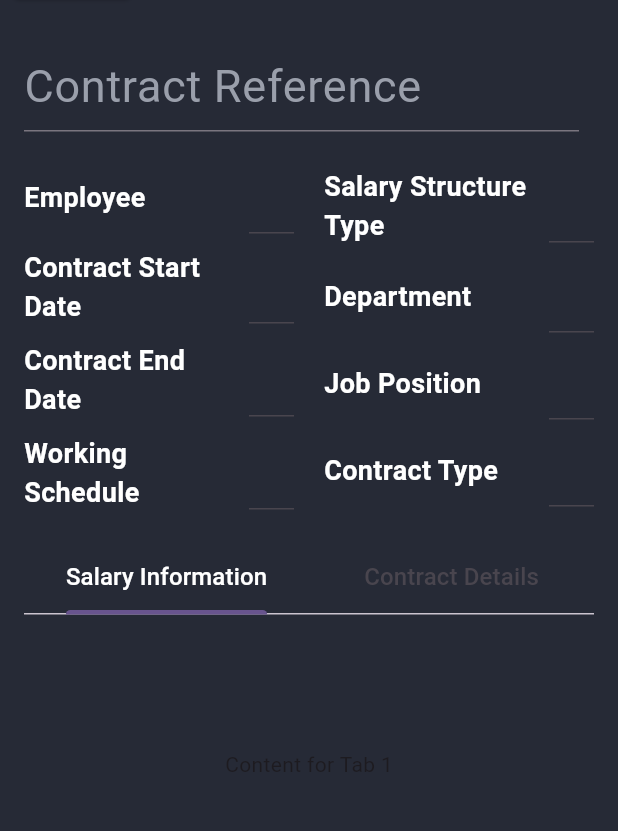
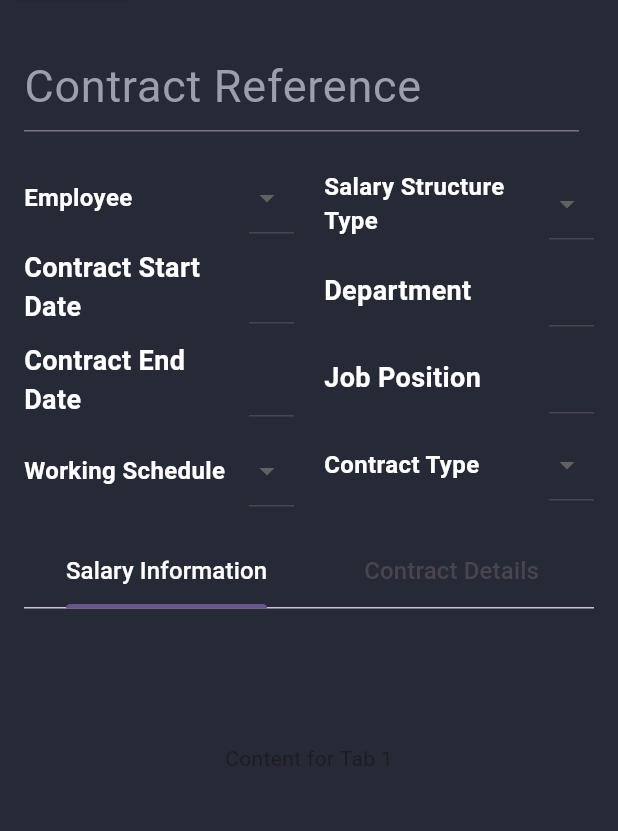
Before and after one commit to TrungTinns/HRM_Application, a Flutter app: the ContractDetail screen opened directly with empty values, on a phone screen of 412 x 824 dp, the part 143-974 px from its top. Run offline on Flutter 3.47's test engine with Material 3 defaults, Android fonts, the light colour scheme and no system bars; our stand-ins replace google_fonts, table_calendar; missing offline and left inert: org_chart, pluto_grid; Roboto replaces fonts that are missing (Philosopher).

Commit message:
update edit function

```diff
--- a/frontend/hrm_application/lib/views/employee_inf_manage/contract/contracts_inf.dart
+++ b/frontend/hrm_application/lib/views/employee_inf_manage/contract/contracts_inf.dart
@@ -66,7 +66,7 @@ void updateContract(int index, Map<String, dynamic> updatedContract) {
 
 List<ContractData> contracts = [
   ContractData(
-    employeeName: 'John Doe',
+    employeeName: 'Son Tung MTP',
     reference: 'REF123',
     department: 'Administration',
     position: 'Director',
@@ -78,7 +78,7 @@ List<ContractData> contracts = [
     status: 'Running',
   ),
   ContractData(
-    employeeName: 'Alice Johnson',
+    employeeName: 'Jack J97',
     reference: 'REF124',
     department: 'Research & Development',
     position: 'Project Manager',
@@ -90,10 +90,10 @@ List<ContractData> contracts = [
     status: 'Expired',
   ),
   ContractData(
-    employeeName: 'Trung Tin',
+    employeeName: 'Chi Pu',
     reference: 'REF003',
-    department: 'Research & Development',
-    position: 'Dev',
+    department: 'Sales',
+    position: 'Content Creator',
     startDate: DateTime(2021-06-15),
     endDate: DateTime(2021-06-15),
     salaryStructure: 'Employee',
--- a/frontend/hrm_application/lib/views/employee_inf_manage/contract/detail/contract_detail.dart
+++ b/frontend/hrm_application/lib/views/employee_inf_manage/contract/detail/contract_detail.dart
@@ -22,6 +22,7 @@ class ContractDetail extends StatefulWidget {
   final String schedule;
   final String status;
   final VoidCallback onDelete;
+  final ValueChanged<ContractData> onUpdate;
 
   ContractDetail({
     required this.employeeName,
@@ -35,6 +36,7 @@ class ContractDetail extends StatefulWidget {
     required this.schedule,
     required this.status,
     required this.onDelete,
+    required this.onUpdate,
   });
 
   @override
@@ -55,6 +57,7 @@ class _ContractDetailState extends State<ContractDetail> with SingleTickerProvid
   String pageName = 'Contracts';
   bool showContractForm = false;
   String? activeDropdown;
+  bool isChanged = false;
 
   final List<String> schedules = ['Standard 40 hours/week', 'Part-time 25 hours/week'];
   final List<String> salaryStructures = ['Employee', 'Worker'];
@@ -113,7 +116,6 @@ class _ContractDetailState extends State<ContractDetail> with SingleTickerProvid
     salaryStructureController = TextEditingController(text: widget.salaryStructure);
     contractTypeController = TextEditingController(text: widget.contractType);
     statusController = TextEditingController(text: widget.status);
-
     tabController = TabController(length: 2, vsync: this);
   }
 
@@ -139,12 +141,29 @@ class _ContractDetailState extends State<ContractDetail> with SingleTickerProvid
       positionController.text = employee.role;
     });
   }
+
   void deleteContract(String reference){
     setState(() {
       contracts.removeWhere((contract) => contract.reference == reference );
     });
   }
 
+  void saveChanges() {
+    final updatedContract= ContractData(
+      employeeName: employeeNameController.text,
+      reference: referenceController.text,
+      department: departmentController.text,
+      position: positionController.text,
+      startDate: DateTime.parse(startDateController.text),
+      endDate: DateTime.parse(endDateController.text),
+      schedule: scheduleController.text,
+      salaryStructure: salaryStructureController.text,
+      contractType: contractTypeController.text,
+      status: statusController.text,
+    );
+    widget.onUpdate(updatedContract);
+    Navigator.pop(context);
+  }
 
   Widget buildTextFieldRow(String label, TextEditingController controller) {
     return Row(
@@ -159,8 +178,52 @@ class _ContractDetailState extends State<ContractDetail> with SingleTickerProvid
         Expanded(
           child: TextField(
             controller: controller,
-            readOnly: true,
+            onChanged: (value) {
+              setState(() {
+                isChanged = true;
+              });
+            },
             style: const TextStyle(color: textColor),
+            decoration: const InputDecoration(
+              filled: true,
+              fillColor: snackBarColor,
+            ),
+          ),
+        ),
+      ],
+    );
+  }
+
+    Widget buildDropdownRow(String label, List<dynamic> items, TextEditingController controller) {
+    return Row(
+      children: [
+        SizedBox(
+          width: 150,
+          child: Text(
+            label,
+            style: const TextStyle(color: textColor, fontWeight: FontWeight.bold, fontSize: 16),
+          ),
+        ),
+        Expanded(
+          child: DropdownButtonFormField<dynamic>(
+            dropdownColor: dropdownColor,
+            value: controller.text,
+            items: items.map((item) {
+              return DropdownMenuItem<dynamic>(
+                value: item,
+                child: Text(item is EmployeeInf ? item.name : item.toString(), style: const TextStyle(color: textColor),),
+              );
+            }).toList(),
+            onChanged: (selectedItem) {
+              setState(() {
+                if (selectedItem is EmployeeInf) {
+                  _updateEmployeeInfo(selectedItem);
+                } else {
+                  controller.text = selectedItem.toString();
+                }
+                isChanged = true;
+              });
+            },
             decoration: const InputDecoration(
               filled: true,
               fillColor: snackBarColor,
@@ -239,16 +302,23 @@ class _ContractDetailState extends State<ContractDetail> with SingleTickerProvid
                       padding: const EdgeInsets.all(8.0),
                       child: ElevatedButton(
                         onPressed: () {
+                          if (isChanged) {
+                            saveChanges();
+                          } else {
                             toggleContractForm();
+                          }
                         },
                         style: ElevatedButton.styleFrom(
                           foregroundColor: textColor,
-                    backgroundColor: primaryColor,
+                          backgroundColor: primaryColor ,
                           shape: RoundedRectangleBorder(
                             borderRadius: BorderRadius.circular(5),
                           ),
                         ),
-                  child: const Text('New', style: TextStyle(color: Colors.white, fontSize: 16)),
+                        child: Text(
+                          isChanged ? 'Save' : 'New',
+                          style: const TextStyle(color: Colors.white, fontSize: 16),
+                        ),
                       ),
               ),
               Container(
@@ -322,6 +392,11 @@ class _ContractDetailState extends State<ContractDetail> with SingleTickerProvid
                           children: [
                             TextField(
                               controller: referenceController,
+                              onChanged: (value) {
+                                setState(() {
+                                  isChanged = true;
+                                });
+                              },
                               style: const TextStyle(color: textColor, fontSize: 30.0),
                               decoration: const InputDecoration(
                                 hintText: "Contract Reference",
@@ -340,13 +415,13 @@ class _ContractDetailState extends State<ContractDetail> with SingleTickerProvid
                       Expanded(
                         child: Column(
                           children: [
-                            buildTextFieldRow('Employee', employeeNameController),
+                            buildDropdownRow('Employee',  employees.map((employee) => employee.name).toList(), employeeNameController),
                             const SizedBox(height: 10),
                             buildTextFieldRow('Contract Start Date', startDateController),
                             const SizedBox(height: 10),
                             buildTextFieldRow('Contract End Date', endDateController),
                             const SizedBox(height: 10),
-                            buildTextFieldRow('Working Schedule', scheduleController),
+                            buildDropdownRow('Working Schedule', schedules, scheduleController),
                           ],
                         ),
                       ),
@@ -354,13 +429,13 @@ class _ContractDetailState extends State<ContractDetail> with SingleTickerProvid
                       Expanded(
                         child: Column(
                           children: [
-                            buildTextFieldRow('Salary Structure Type', salaryStructureController),
+                            buildDropdownRow('Salary Structure Type', salaryStructures, salaryStructureController),
                             const SizedBox(height: 10),
                             buildTextFieldRow('Department', departmentController),
                             const SizedBox(height: 10),
                             buildTextFieldRow('Job Position', positionController),
                             const SizedBox(height: 10),
-                            buildTextFieldRow('Contract Type', contractTypeController),
+                            buildDropdownRow('Contract Type', contractTypes, contractTypeController),
                           ],
                         ),
                       ),
```
Also changed, not shown: frontend/hrm_application/lib/views/employee_inf_manage/contract/datatable/contract_datatable.dart (+20 -0 lines). Lines whose indentation alone changed are shown as unchanged.
